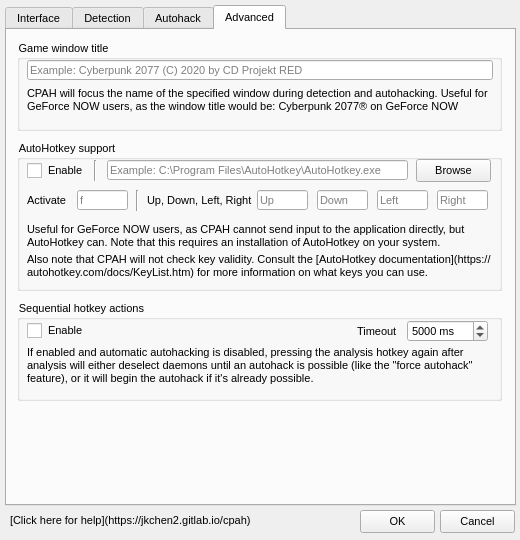
The window that cpah/resources/uis/settings.ui (BionicHusky/cyberapp) describes before a commit, drawn with Qt 5.
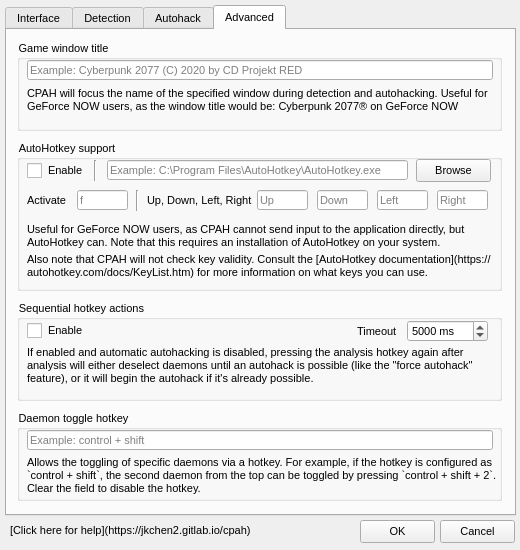
The same window after the commit. The open tabs and pages were chosen to show the change.

Commit message: Allow toggling of daemons with a hotkey (#28)

The edit to the form file:
```diff
--- a/cpah/resources/uis/settings.ui
+++ b/cpah/resources/uis/settings.ui
@@ -7,7 +7,7 @@
     <x>0</x>
     <y>0</y>
     <width>520</width>
-    <height>540</height>
+    <height>550</height>
    </rect>
   </property>
   <property name="sizePolicy">
@@ -30,7 +30,7 @@
    <property name="geometry">
     <rect>
      <x>10</x>
-     <y>510</y>
+     <y>520</y>
      <width>341</width>
      <height>21</height>
     </rect>
@@ -52,7 +52,7 @@
    <property name="geometry">
     <rect>
      <x>440</x>
-     <y>510</y>
+     <y>520</y>
      <width>75</width>
      <height>23</height>
     </rect>
@@ -65,7 +65,7 @@
    <property name="geometry">
     <rect>
      <x>360</x>
-     <y>510</y>
+     <y>520</y>
      <width>75</width>
      <height>23</height>
     </rect>
@@ -80,7 +80,7 @@
      <x>5</x>
      <y>5</y>
      <width>511</width>
-     <height>501</height>
+     <height>511</height>
     </rect>
    </property>
    <property name="styleSheet">
@@ -1345,6 +1345,51 @@
       </property>
      </widget>
     </widget>
+    <widget class="QGroupBox" name="groupBox_15">
+     <property name="geometry">
+      <rect>
+       <x>10</x>
+       <y>380</y>
+       <width>485</width>
+       <height>91</height>
+      </rect>
+     </property>
+     <property name="title">
+      <string>Daemon toggle hotkey</string>
+     </property>
+     <widget class="QLabel" name="label_27">
+      <property name="geometry">
+       <rect>
+        <x>10</x>
+        <y>40</y>
+        <width>471</width>
+        <height>51</height>
+       </rect>
+      </property>
+      <property name="text">
+       <string>Allows the toggling of specific daemons via a hotkey. For example, if the hotkey is configured as `control + shift`, the second daemon from the top can be toggled by pressing `control + shift + 2`. Clear the field to disable the hotkey.</string>
+      </property>
+      <property name="textFormat">
+       <enum>Qt::MarkdownText</enum>
+      </property>
+      <property name="wordWrap">
+       <bool>true</bool>
+      </property>
+     </widget>
+     <widget class="QLineEdit" name="daemonToggleHotkeyLineEdit">
+      <property name="geometry">
+       <rect>
+        <x>10</x>
+        <y>20</y>
+        <width>466</width>
+        <height>20</height>
+       </rect>
+      </property>
+      <property name="placeholderText">
+       <string>Example: control + shift</string>
+      </property>
+     </widget>
+    </widget>
    </widget>
   </widget>
  </widget>
```
Left out of the diff: 1 changed line with no effect on the pictures. The commit also changes 5 other files.
